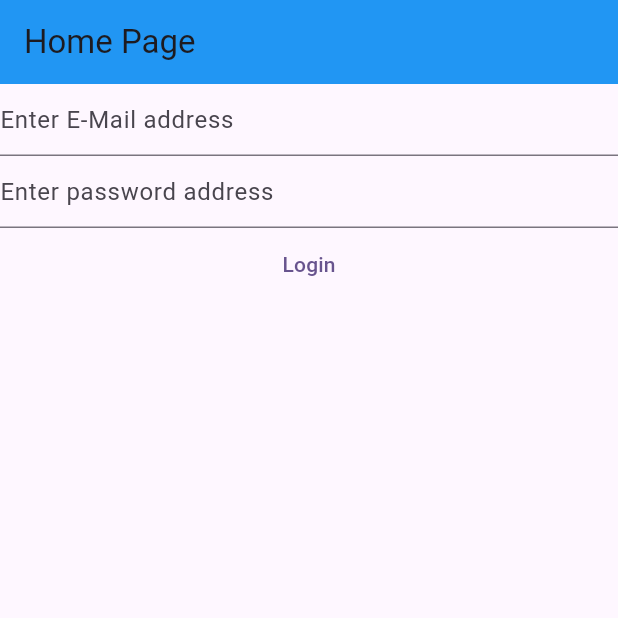
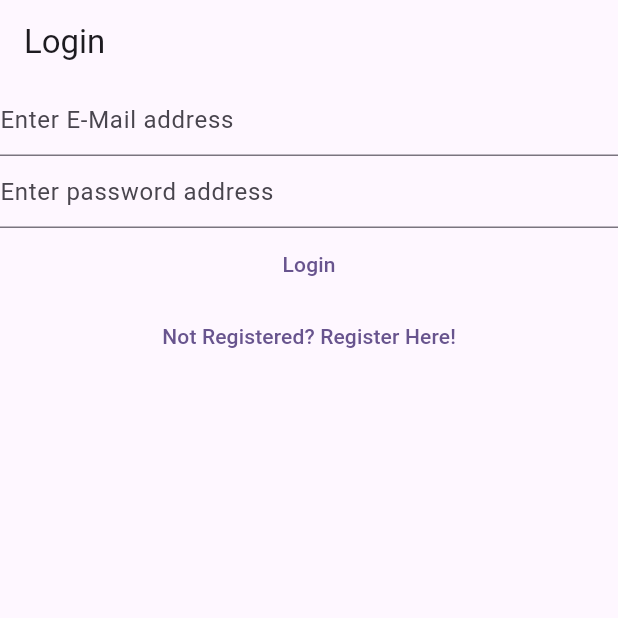
Before and after one commit to adv-p-n/myfirstapp, a Flutter app: the screen it shows after launch, on a phone screen of 412 x 824 dp, the top half of it. Run offline on Flutter 3.47's test engine with Material 3 defaults, Android fonts, the phone set to English and light mode, and no system bars; our stand-ins replace firebase_auth, firebase_core; accounts and stored records are empty.

Commit message:
login to register route was created

```diff
--- a/lib/main.dart
+++ b/lib/main.dart
@@ -4,6 +4,7 @@ import 'package:firebase_auth/firebase_auth.dart';
 import 'package:myfirstapp/firebase_options.dart';
 import 'package:myfirstapp/views/login_view.dart';
 import 'package:myfirstapp/views/register_view.dart';
+import 'package:myfirstapp/views/verify_email_view.dart';
 
 void main() {
   WidgetsFlutterBinding.ensureInitialized();
@@ -14,6 +15,10 @@ void main() {
       useMaterial3: true,
     ),
     home: const HomePage(),
+    routes: {
+      '/login/': (context) => const LoginView(),
+      '/register/': (context) => const RegisterView()
+    },
   ));
 }
 
@@ -22,46 +27,27 @@ class HomePage extends StatelessWidget {
 
   @override
   Widget build(BuildContext context) {
-    return Scaffold(
-        appBar: AppBar(
-          title: const Text("Home Page"),
-          backgroundColor: Colors.blue,
-        ),
-        body: FutureBuilder(
-          future: Firebase.initializeApp(
-              options: DefaultFirebaseOptions.currentPlatform),
-          builder: (BuildContext context, AsyncSnapshot snapshot) {
-            // switch (snapshot.connectionState) {
-            //   case ConnectionState.done:
-            //     final user = FirebaseAuth.instance.currentUser;
-            //     if (user?.emailVerified ?? false) {
-            //       print("You are a verified user");
-            //     } else {
-            //       return const VerifyEmailView();
-            //     }
-            //     return const Text('Done.....');
-            //   default:
-            //     return const Text("Loading...");
-            // }
-            return const LoginView();
-          },
-        ));
+    return FutureBuilder(
+      future: Firebase.initializeApp(
+          options: DefaultFirebaseOptions.currentPlatform),
+      builder: (BuildContext context, AsyncSnapshot snapshot) {
+        switch (snapshot.connectionState) {
+          case ConnectionState.done:
+            final user = FirebaseAuth.instance.currentUser;
+            if (user != null) {
+              if (user.emailVerified) {
+                print("Verified User");
+              } else {
+                return const VerifyEmailView();
+              }
+            } else {
+              return const LoginView();
+            }
+          default:
+            return const Text("Loading...");
+        }
+        return const LoginView();
+      },
+    );
   }
 }
-
-class VerifyEmailView extends StatelessWidget {
-  const VerifyEmailView({super.key});
-
-  @override
-  Widget build(BuildContext context) {
-    return Column(children: [
-      const Text('Please verify Your email'),
-      TextButton(
-          onPressed: () async {
-            final user = FirebaseAuth.instance.currentUser;
-            await user?.sendEmailVerification();
-          },
-          child: const Text("Send Verification Email"))
-    ]);
-  }
-}
--- a/lib/views/login_view.dart
+++ b/lib/views/login_view.dart
@@ -28,7 +28,11 @@ class _LoginViewState extends State<LoginView> {
 
   @override
   Widget build(BuildContext context) {
-    return Column(
+    return Scaffold(
+      appBar: AppBar(
+        title: const Text('Login'),
+      ),
+      body: Column(
         children: [
           TextField(
             keyboardType: TextInputType.emailAddress,
@@ -41,7 +45,8 @@ class _LoginViewState extends State<LoginView> {
             obscureText: true,
             enableSuggestions: false,
             autocorrect: false,
-          decoration: const InputDecoration(hintText: "Enter password address"),
+            decoration:
+                const InputDecoration(hintText: "Enter password address"),
             controller: _password,
           ),
           TextButton(
@@ -51,7 +56,8 @@ class _LoginViewState extends State<LoginView> {
 
               try {
                 final userCredential = await FirebaseAuth.instance
-                  .signInWithEmailAndPassword(email: email, password: password);
+                    .signInWithEmailAndPassword(
+                        email: email, password: password);
                 print(userCredential);
               } on FirebaseAuthException catch (e) {
                 if (e.code == 'user-not-found') {
@@ -67,7 +73,14 @@ class _LoginViewState extends State<LoginView> {
             },
             child: const Text("Login"),
           ),
+          TextButton(
+              onPressed: () {
+                Navigator.pushNamedAndRemoveUntil(
+                    context, '/register/', (route) => false);
+              },
+              child: const Text('Not Registered? Register Here!'))
         ],
+      ),
     );
   }
 }
--- a/lib/views/register_view.dart
+++ b/lib/views/register_view.dart
@@ -28,7 +28,12 @@ class _RegisterViewState extends State<RegisterView> {
 
   @override
   Widget build(BuildContext context) {
-    return Column(
+    return Scaffold(
+      appBar: AppBar(
+        title: const Text("Register"),
+        backgroundColor: Colors.blueGrey,
+      ),
+      body: Column(
         children: [
           TextField(
             keyboardType: TextInputType.emailAddress,
@@ -41,7 +46,8 @@ class _RegisterViewState extends State<RegisterView> {
             obscureText: true,
             enableSuggestions: false,
             autocorrect: false,
-          decoration: const InputDecoration(hintText: "Enter password address"),
+            decoration:
+                const InputDecoration(hintText: "Enter password address"),
             controller: _password,
           ),
           TextButton(
@@ -64,9 +70,19 @@ class _RegisterViewState extends State<RegisterView> {
                 }
               }
             },
-          child: const Text("Register"),
+            child: const Text(
+              "Register",
+              selectionColor: Colors.deepOrange,
             ),
+          ),
+          TextButton(
+              onPressed: () {
+                Navigator.pushNamedAndRemoveUntil(
+                    context, '/login/', (route) => false);
+              },
+              child: const Text('Go back to Login'))
         ],
+      ),
     );
   }
 }
```
Also changed, not shown: lib/views/verify_email_view.dart (added, +22 -0 lines). Lines whose indentation alone changed are shown as unchanged.
